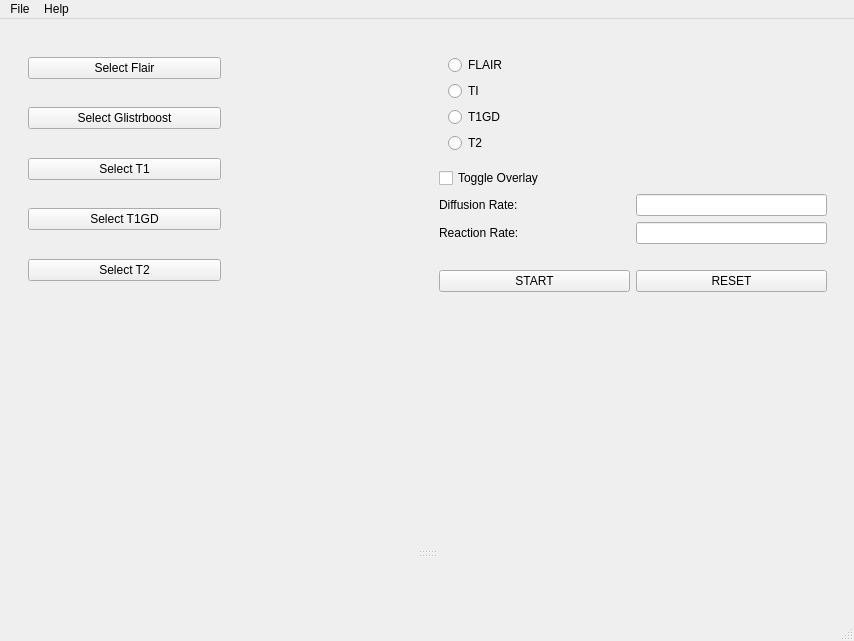
The window that Application/UI_Design_File/mainWindow.ui (patliao/SYSC4907-Glioma-Growth-Visualization) describes before a commit, drawn with Qt 5.
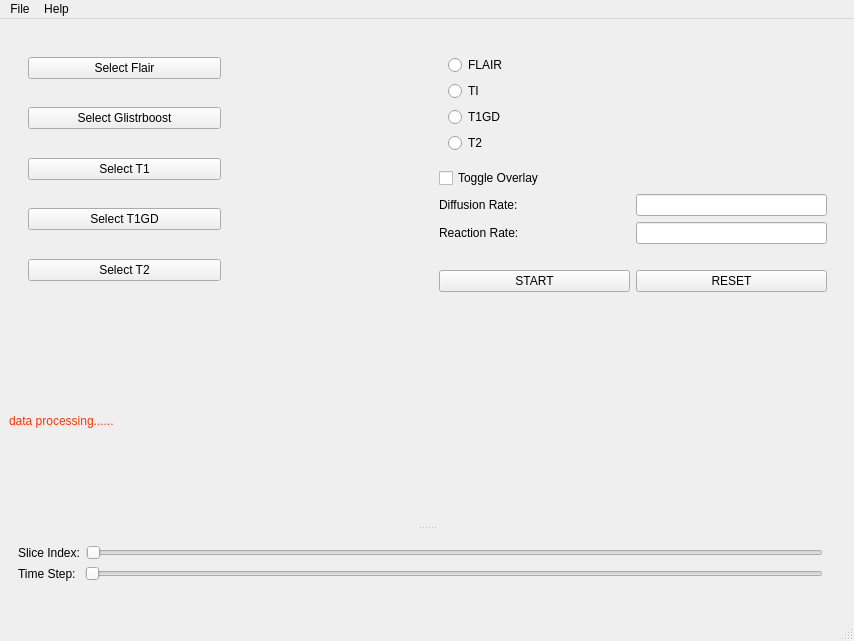
The same window after the commit.

Commit message: update ui. Able to save screenshot. Need to clean up

```diff
--- a/Application/UI_Design_File/mainWindow.ui
+++ b/Application/UI_Design_File/mainWindow.ui
@@ -361,8 +361,11 @@
             <verstretch>0</verstretch>
            </sizepolicy>
           </property>
+          <property name="styleSheet">
+           <string notr="true">color: rgb(255, 53, 3);</string>
+          </property>
           <property name="text">
-           <string/>
+           <string>data processing......</string>
           </property>
          </widget>
         </item>
@@ -371,7 +374,84 @@
       <widget class="QWidget" name="equation_widget" native="true">
        <layout class="QVBoxLayout" name="equation_layout"/>
       </widget>
-      <widget class="QWidget" name="ml_widget" native="true"/>
+     </widget>
+    </item>
+    <item>
+     <layout class="QVBoxLayout" name="verticalLayout_6"/>
+    </item>
+    <item>
+     <widget class="QWidget" name="widget" native="true">
+      <layout class="QVBoxLayout" name="verticalLayout_7">
+       <item>
+        <layout class="QHBoxLayout" name="horizontalLayout_11">
+         <item alignment="Qt::AlignLeft">
+          <widget class="QLabel" name="slice_label">
+           <property name="text">
+            <string>Slice Index:</string>
+           </property>
+          </widget>
+         </item>
+         <item>
+          <widget class="QSlider" name="slice_slider">
+           <property name="sizePolicy">
+            <sizepolicy hsizetype="Expanding" vsizetype="Preferred">
+             <horstretch>0</horstretch>
+             <verstretch>0</verstretch>
+            </sizepolicy>
+           </property>
+           <property name="orientation">
+            <enum>Qt::Horizontal</enum>
+           </property>
+          </widget>
+         </item>
+         <item alignment="Qt::AlignRight">
+          <widget class="QLabel" name="slice_value_label">
+           <property name="text">
+            <string/>
+           </property>
+          </widget>
+         </item>
+        </layout>
+       </item>
+       <item>
+        <layout class="QHBoxLayout" name="horizontalLayout_10">
+         <item alignment="Qt::AlignLeft">
+          <widget class="QLabel" name="time_label">
+           <property name="text">
+            <string>Time Step: </string>
+           </property>
+          </widget>
+         </item>
+         <item>
+          <widget class="QSlider" name="time_slider">
+           <property name="sizePolicy">
+            <sizepolicy hsizetype="Expanding" vsizetype="Preferred">
+             <horstretch>0</horstretch>
+             <verstretch>0</verstretch>
+            </sizepolicy>
+           </property>
+           <property name="orientation">
+            <enum>Qt::Horizontal</enum>
+           </property>
+          </widget>
+         </item>
+         <item alignment="Qt::AlignRight">
+          <widget class="QLabel" name="time_value_label">
+           <property name="text">
+            <string/>
+           </property>
+          </widget>
+         </item>
+        </layout>
+       </item>
+      </layout>
+     </widget>
+    </item>
+    <item>
+     <widget class="QLabel" name="save_info_label">
+      <property name="text">
+       <string/>
+      </property>
      </widget>
     </item>
    </layout>
```
The commit also changes 4 other files.
